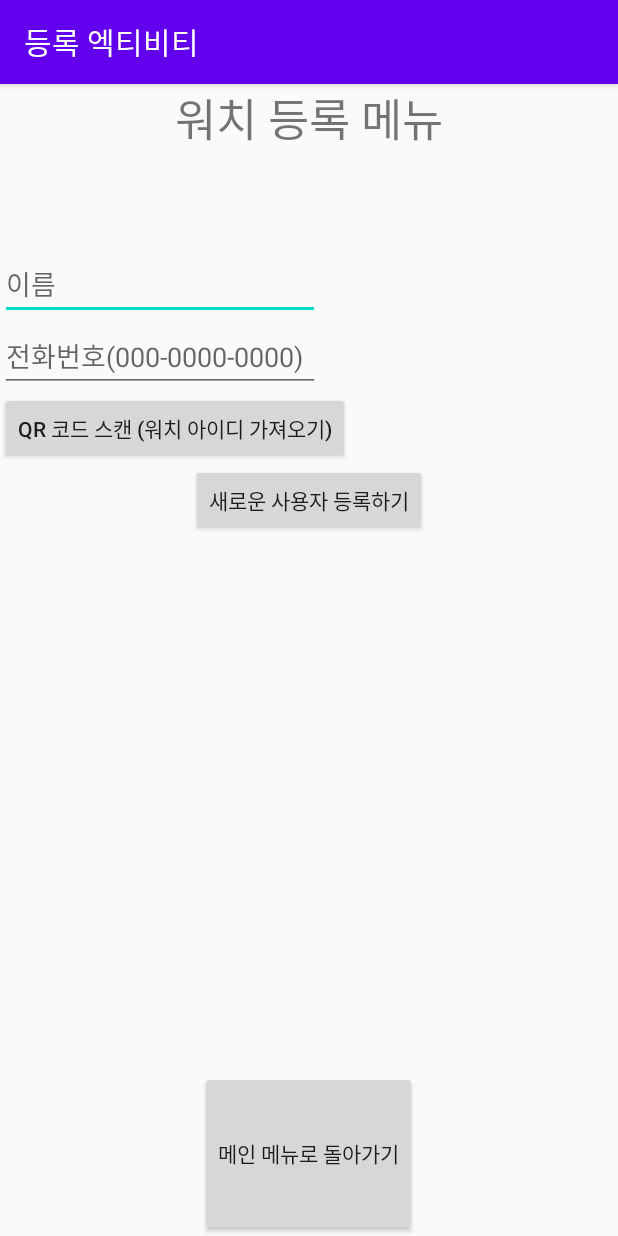
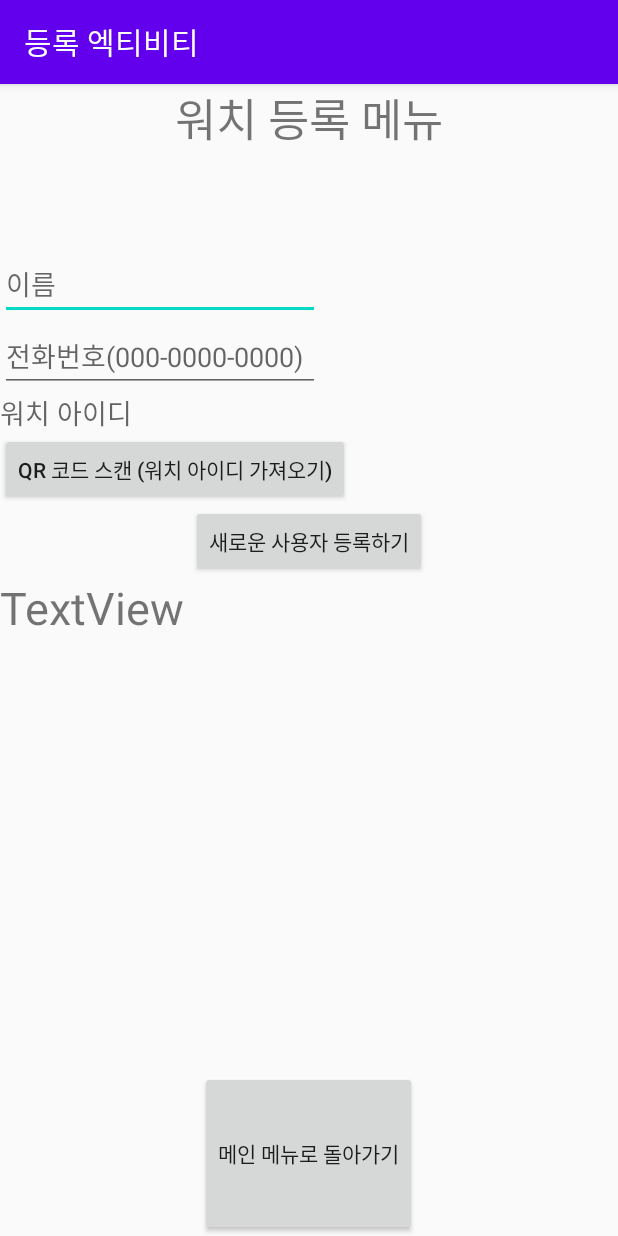
Before and after one commit to kookmin-sw/capstone-2020-19, an Android app: the registerMenu screen opened directly, with no data from a screen before it, after a tap on "새로운 사용자 등록하기", on a phone screen of 412 x 824 dp. Run offline under Robolectric (Android 15) with nearby library versions, the phone set to English and light mode, and no system bars; our stand-ins replace Volley; libraries missing offline, so code that uses them is left out: com.google.zxing.integration; network calls fail; 1 statement that could not run was skipped.

Commit message:
android-app : silverwatch2 mk.2

```diff
--- a/src/android-app/SilverWatch2/app/build.gradle
+++ b/src/android-app/SilverWatch2/app/build.gradle
@@ -39,4 +39,6 @@ dependencies {
     androidTestImplementation 'androidx.test.espresso:espresso-core:3.2.0'
     implementation 'com.github.pedroSG94:AutoPermissions:1.0.3'
     implementation 'com.journeyapps:zxing-android-embedded:3.6.0'
+    implementation 'com.android.volley:volley:1.1.0'
+    implementation 'com.google.code.gson:gson:2.8.2'
 }
--- a/src/android-app/SilverWatch2/app/src/main/AndroidManifest.xml
+++ b/src/android-app/SilverWatch2/app/src/main/AndroidManifest.xml
@@ -3,6 +3,7 @@
     package="capstone.kookmin.silverwatch">
 
     <application
+        android:usesCleartextTraffic="true"
         android:allowBackup="true"
         android:hardwareAccelerated="true"
         android:icon="@mipmap/ic_launcher"
--- a/src/android-app/SilverWatch2/app/src/main/java/capstone/kookmin/silverwatch/registerMenu.java
+++ b/src/android-app/SilverWatch2/app/src/main/java/capstone/kookmin/silverwatch/registerMenu.java
@@ -6,14 +6,24 @@ import androidx.appcompat.app.AppCompatActivity;
 import android.content.Intent;
 import android.os.Bundle;
 import android.os.Handler;
+import android.util.Log;
 import android.view.View;
 import android.widget.Button;
+
+import com.android.volley.Request;
+import com.android.volley.RequestQueue;
+import com.android.volley.Response;
+import com.android.volley.VolleyError;
+import com.android.volley.VolleyLog;
+import com.android.volley.toolbox.JsonObjectRequest;
+import com.android.volley.toolbox.Volley;
 import com.google.zxing.integration.android.IntentIntegrator;
 import com.google.zxing.integration.android.IntentResult;
 
 import android.widget.EditText;
+import android.widget.TextView;
 import android.widget.Toast;
-// import static java.security.AccessController.getContext;
+import static java.security.AccessController.getContext;
 
 import java.io.IOException;
 import java.io.OutputStream;
@@ -22,11 +32,20 @@ import java.net.*;
 import java.io.*;
 import android.app.*;
 
+import org.json.JSONException;
+import org.json.JSONObject;
+
+import javax.net.ssl.HttpsURLConnection;
+
 public class registerMenu extends AppCompatActivity {
+    static RequestQueue requestQueue;
     private IntentIntegrator qrScan;
     private String watch_id;
+    String myResult;
     EditText nameText;
     EditText phoneText;
+    TextView watch_idText;
+    TextView responseView;
     Handler handler = new Handler();
 
     @Override
@@ -36,6 +55,8 @@ public class registerMenu extends AppCompatActivity {
 
         nameText = findViewById(R.id.nameText);
         phoneText = findViewById(R.id.phoneText);
+        watch_idText = findViewById(R.id.watch_idText);
+        responseView = findViewById(R.id.responseView);
 
         qrScan = new IntentIntegrator(this);
 
@@ -63,14 +84,42 @@ public class registerMenu extends AppCompatActivity {
         registerBtn.setOnClickListener(new View.OnClickListener() {
             @Override
             public void onClick(View view) {
-                new Thread(new Runnable() {
-                    @Override
-                    public void run() {
-                        request("https://2ouujsem46.execute-api.ap-northeast-2.amazonaws.com/demo/user");
-                    }
-                }).start();
+                makeRequest();
             }
         });
+    }
+
+    public void makeRequest() {
+        if (requestQueue == null) {
+            requestQueue = Volley.newRequestQueue(getApplicationContext());
+        }
+        String url = "http://203.246.112.155:5000/set_watch_id";
+        JSONObject object = new JSONObject();
+        try {
+            object.put("watch_id", watch_idText.getText().toString());
+            object.put("name", nameText.getText().toString());
+            object.put("phone_number", phoneText.getText().toString());
+        } catch (JSONException e) {
+            e.printStackTrace();
+        }
+        JsonObjectRequest jsonObjectRequest = new JsonObjectRequest(Request.Method.POST, url,
+                object, new Response.Listener<JSONObject>() {
+            @Override
+            public void onResponse(JSONObject response) {
+                try {
+                    VolleyLog.v("Response:%n %s", response.toString(4));
+                    responseView.setText("등록 성공" + response.toString());
+                } catch (JSONException e) {
+                    e.printStackTrace();
+                }
+            }
+        }, new Response.ErrorListener() {
+            @Override
+            public void onErrorResponse(VolleyError error) {
+                VolleyLog.e("Error: ", error.getMessage());
+            }
+        });
+        requestQueue.add(jsonObjectRequest);
     }
 
     @Override
@@ -81,48 +130,17 @@ public class registerMenu extends AppCompatActivity {
                 Toast.makeText(this, "취소됨", Toast.LENGTH_LONG).show();
             } else {
                 Toast.makeText(this, "스캔 완료", Toast.LENGTH_LONG).show();
-                watch_id = result.toString();
+                try {
+                    //data를 json으로 변환
+                    JSONObject obj = new JSONObject(result.getContents());
+                    watch_idText.setText(obj.getString("watch_id"));
+                } catch (JSONException e) {
+                    e.printStackTrace();
+                    watch_idText.setText(result.getContents().toString());
+                }
             }
         } else {
             super.onActivityResult(requestCode, resultCode, data);
         }
     }
-
-    public void request(String urladdress) {
-        try {
-            URL url = new URL("https://2ouujsem46.execute-api.ap-northeast-2.amazonaws.com/demo/user");
-            HttpURLConnection httpURLCon = (HttpURLConnection)url.openConnection();
-
-            httpURLCon.setDefaultUseCaches(false);
-            httpURLCon.setDoInput(true);
-            httpURLCon.setDoOutput(true);
-            httpURLCon.setRequestMethod("POST");
-            httpURLCon.setRequestProperty("content-type", "application/x-www-form-urlencoded");
-
-            StringBuffer sb = new StringBuffer();
-            sb.append("watch_id").append("=").append(watch_id.toString()).append("&");
-            sb.append("name").append("=").append(nameText.getText().toString()).append("&");
-            sb.append("phone_number").append("=").append(phoneText.getText().toString()).append("&");
-
-            PrintWriter pw = new PrintWriter(new OutputStreamWriter(httpURLCon.getOutputStream(), "EUC-KR"));
-            pw.write(sb.toString());
-            pw.flush();
-
-            BufferedReader bf = new BufferedReader(new InputStreamReader(httpURLCon.getInputStream(), "EUC-KR"));
-            StringBuilder buff = new StringBuilder();
-            String line;
-
-            while(true) {
-                line = bf.readLine();
-                if(line == null) {
-                    break;
-                }
-                buff.append(line + "\n");
-            }
-            bf.close();
-            httpURLCon.disconnect();
-        } catch (Exception ex) {
-            System.out.println("예외 발생함: " + ex.toString());
-        }
-    }
 }
--- a/src/android-app/SilverWatch2/app/src/main/res/layout/activity_register_menu.xml
+++ b/src/android-app/SilverWatch2/app/src/main/res/layout/activity_register_menu.xml
@@ -43,6 +43,13 @@
             android:hint="전화번호(000-0000-0000)"
             android:inputType="textPersonName" />
 
+        <TextView
+            android:id="@+id/watch_idText"
+            android:layout_width="match_parent"
+            android:layout_height="wrap_content"
+            android:hint="워치 아이디     "
+            android:textSize="18sp" />
+
         <Button
             android:id="@+id/scanQRbutton"
             android:layout_width="wrap_content"
@@ -55,6 +62,14 @@
             android:layout_height="wrap_content"
             android:layout_gravity="center"
             android:text="새로운 사용자 등록하기" />
+
+        <TextView
+            android:id="@+id/responseView"
+            android:layout_width="match_parent"
+            android:layout_height="wrap_content"
+            android:text="TextView"
+            android:textSize="30sp" />
+
     </LinearLayout>
 
     <Button
```
Also changed, not shown: 2 other files.
